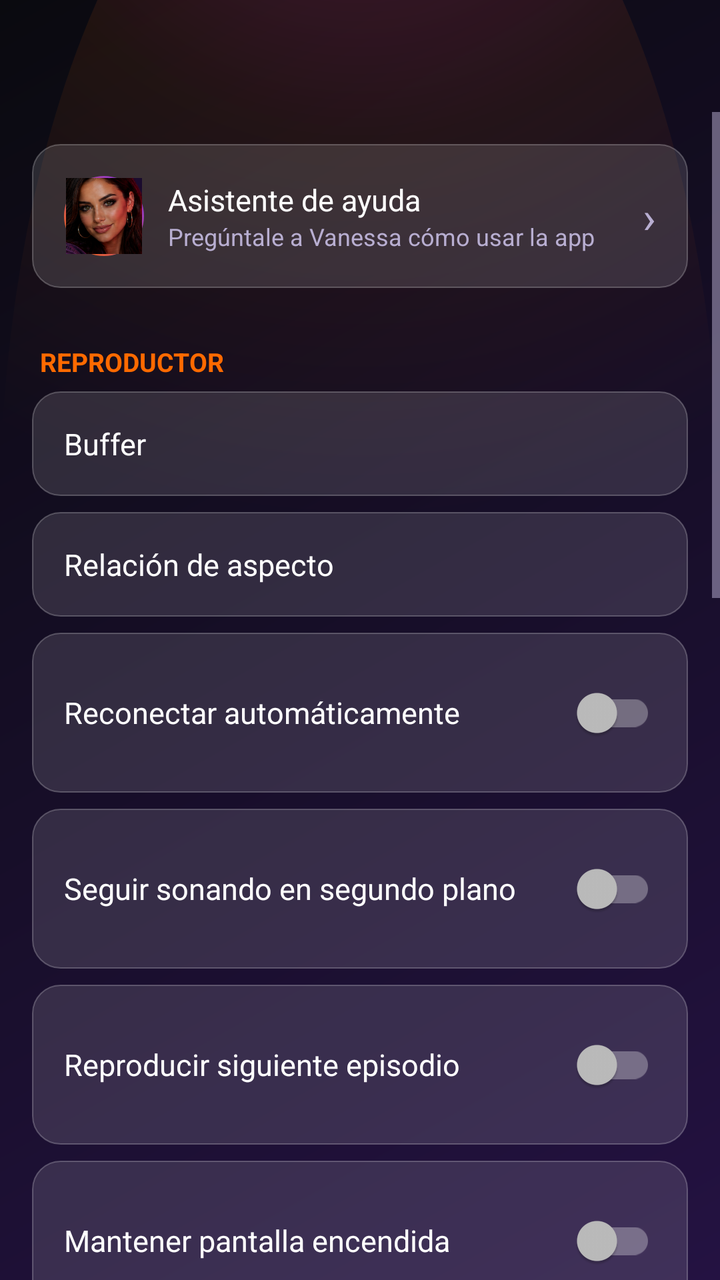
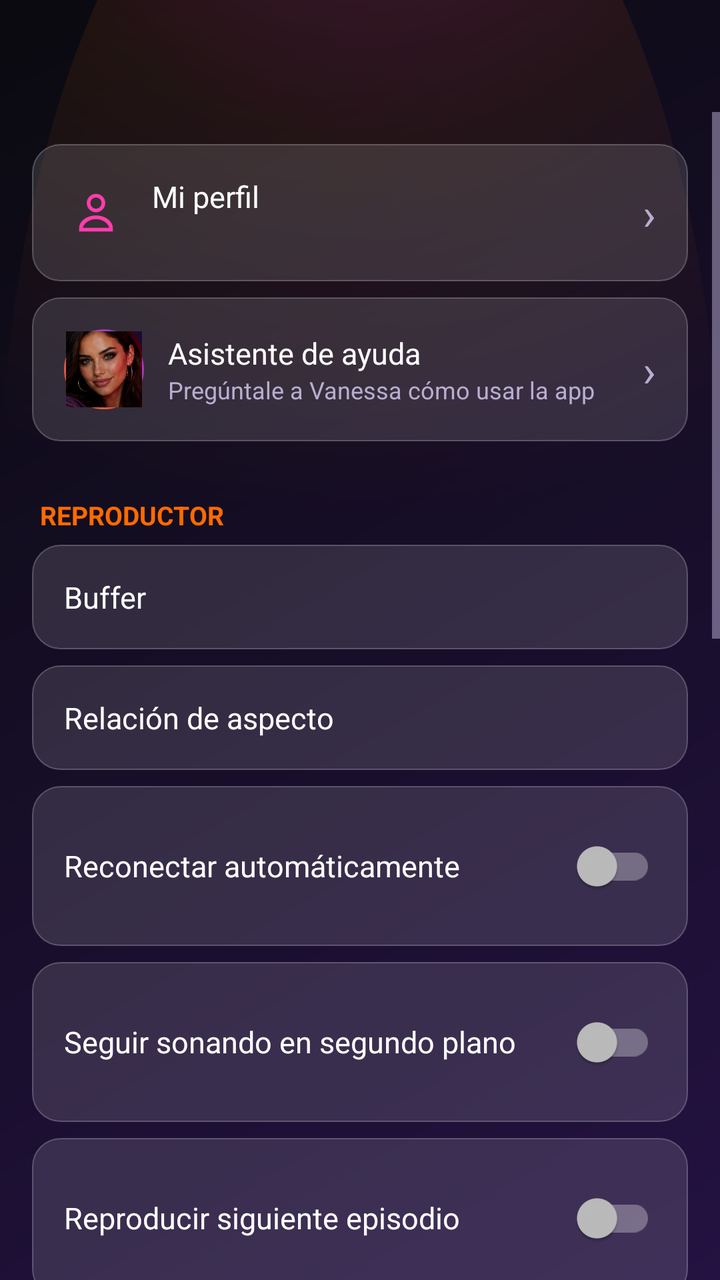

The first picture is an Android layout as it rendered before a commit; the second is the same layout after the commit. The layout source and the unified diff follow.
<!-- AndroidManifest.xml: application theme Theme.MiIPTV -->
<!-- res/layout/activity_settings.xml -->
<?xml version="1.0" encoding="utf-8"?>
<LinearLayout xmlns:android="http://schemas.android.com/apk/res/android"
    android:layout_width="match_parent"
    android:layout_height="match_parent"
    android:orientation="vertical">

    <androidx.appcompat.widget.Toolbar
        android:id="@+id/toolbar"
        android:layout_width="match_parent"
        android:layout_height="?attr/actionBarSize"
        android:background="@android:color/transparent"
        android:title="@string/settings_title"
        android:titleTextColor="@color/text_light"
        android:theme="@style/ThemeOverlay.MaterialComponents.Dark.ActionBar" />

    <ScrollView
        android:layout_width="match_parent"
        android:layout_height="match_parent">

        <LinearLayout
            android:layout_width="match_parent"
            android:layout_height="wrap_content"
            android:orientation="vertical"
            android:padding="16dp">

            
            <LinearLayout android:id="@+id/rowHelp" style="@style/SettingsRow">
                <ImageView
                    android:id="@+id/ivHelpVanessa"
                    android:layout_width="40dp"
                    android:layout_height="40dp"
                    android:layout_marginEnd="12dp"
                    android:background="@drawable/bg_avatar"
                    android:padding="1dp"
                    android:scaleType="centerCrop"
                    android:src="@drawable/img_vanessa_avatar"
                    android:contentDescription="@null" />
                <LinearLayout
                    android:layout_width="0dp"
                    android:layout_height="wrap_content"
                    android:layout_weight="1"
                    android:orientation="vertical">
                    <TextView
                        android:layout_width="wrap_content"
                        android:layout_height="wrap_content"
                        android:text="@string/setting_help"
                        android:textColor="@color/text_light"
                        android:textSize="15sp" />
                    <TextView
                        android:layout_width="wrap_content"
                        android:layout_height="wrap_content"
                        android:text="@string/setting_help_desc"
                        android:textColor="@color/text_muted"
                        android:textSize="12sp" />
                </LinearLayout>
                <TextView
                    android:layout_width="wrap_content"
                    android:layout_height="wrap_content"
                    android:text="›"
                    android:textColor="@color/text_muted"
                    android:textSize="22sp" />
            </LinearLayout>

            
            <TextView style="@style/SettingsHeader" android:text="@string/settings_player" />

            <LinearLayout android:id="@+id/rowBuffer" style="@style/SettingsRow">
                <TextView style="@style/SettingsLabel" android:text="@string/setting_buffer" />
                <TextView android:id="@+id/tvBuffer" style="@style/SettingsValue" />
            </LinearLayout>

            <LinearLayout android:id="@+id/rowAspect" style="@style/SettingsRow">
                <TextView style="@style/SettingsLabel" android:text="@string/setting_aspect" />
                <TextView android:id="@+id/tvAspect" style="@style/SettingsValue" />
            </LinearLayout>

            <LinearLayout android:id="@+id/rowReconnect" style="@style/SettingsRow">
                <TextView style="@style/SettingsLabel" android:text="@string/setting_reconnect" />
                <androidx.appcompat.widget.SwitchCompat
                    android:id="@+id/swReconnect"
                    android:layout_width="wrap_content"
                    android:layout_height="wrap_content" />
            </LinearLayout>

            <LinearLayout android:id="@+id/rowBackground" style="@style/SettingsRow">
                <TextView style="@style/SettingsLabel" android:text="@string/setting_background" />
                <androidx.appcompat.widget.SwitchCompat
                    android:id="@+id/swBackground"
                    android:layout_width="wrap_content"
                    android:layout_height="wrap_content" />
            </LinearLayout>

            <LinearLayout android:id="@+id/rowAutoNext" style="@style/SettingsRow">
                <TextView style="@style/SettingsLabel" android:text="@string/setting_autoplay_next" />
                <androidx.appcompat.widget.SwitchCompat
                    android:id="@+id/swAutoNext"
                    android:layout_width="wrap_content"
                    android:layout_height="wrap_content" />
            </LinearLayout>

            <LinearLayout android:id="@+id/rowScreenOn" style="@style/SettingsRow">
                <TextView style="@style/SettingsLabel" android:text="@string/setting_screen_on" />
                <androidx.appcompat.widget.SwitchCompat
                    android:id="@+id/swScreenOn"
                    android:layout_width="wrap_content"
                    android:layout_height="wrap_content" />
            </LinearLayout>

            <LinearLayout android:id="@+id/rowDeviceMode" style="@style/SettingsRow">
                <TextView style="@style/SettingsLabel" android:text="@string/setting_device_mode" />
                <TextView android:id="@+id/tvDeviceMode" style="@style/SettingsValue" />
            </LinearLayout>

            
            <LinearLayout android:id="@+id/rowSwitchProfile" style="@style/SettingsRow">
                <ImageView
                    android:layout_width="32dp"
                    android:layout_height="32dp"
                    android:layout_marginEnd="12dp"
                    android:src="@drawable/ic_account"
                    android:tint="@color/brand_primary"
                    android:scaleType="centerInside"
                    android:contentDescription="@null" />
                <LinearLayout
                    android:layout_width="0dp"
                    android:layout_height="wrap_content"
                    android:layout_weight="1"
                    android:orientation="vertical">
                    <TextView
                        android:layout_width="wrap_content"
                        android:layout_height="wrap_content"
                        android:text="@string/profile_manage"
                        android:textColor="@color/text_light"
                        android:textSize="15sp" />
                    <TextView
                        android:layout_width="wrap_content"
                        android:layout_height="wrap_content"
                        android:text="@string/profile_manage_desc"
                        android:textColor="@color/text_muted"
                        android:textSize="12sp" />
                </LinearLayout>
                <TextView
                    android:layout_width="wrap_content"
                    android:layout_height="wrap_content"
                    android:text="›"
                    android:textColor="@color/text_muted"
                    android:textSize="22sp" />
            </LinearLayout>

            
            <TextView style="@style/SettingsHeader" android:text="@string/settings_content" />

            <Button
                android:id="@+id/btnRefreshCatalog"
                android:layout_width="match_parent"
                android:layout_height="wrap_content"
                android:layout_marginBottom="8dp"
                android:background="@drawable/bg_button_gradient"
                android:textColor="@color/text_light"
                android:text="@string/setting_refresh_action" />

            
            <LinearLayout
                android:id="@+id/rowRefresh"
                android:layout_width="match_parent"
                android:layout_height="wrap_content"
                android:orientation="horizontal"
                android:background="@drawable/bg_glass_card"
                android:layout_marginBottom="8dp"
                android:focusable="true"
                android:clickable="true">

                
                <LinearLayout
                    android:layout_width="0dp"
                    android:layout_height="wrap_content"
                    android:layout_weight="1"
                    android:orientation="vertical"
                    android:gravity="center"
                    android:paddingTop="16dp"
                    android:paddingBottom="16dp"
                    android:paddingStart="8dp"
                    android:paddingEnd="8dp">
                    <TextView
                        android:id="@+id/tvCatalogLive"
                        android:layout_width="wrap_content"
                        android:layout_height="wrap_content"
                        android:textColor="@color/brand_primary"
                        android:textSize="22sp"
                        android:textStyle="bold"
                        android:text="—" />
                    <TextView
                        android:layout_width="wrap_content"
                        android:layout_height="wrap_content"
                        android:layout_marginTop="2dp"
                        android:text="📺 Canales"
                        android:textColor="@color/text_muted"
                        android:textSize="11sp" />
                </LinearLayout>

                
                <View
                    android:layout_width="0.6dp"
                    android:layout_height="match_parent"
                    android:background="@color/glass_border" />

                
                <LinearLayout
                    android:layout_width="0dp"
                    android:layout_height="wrap_content"
                    android:layout_weight="1"
                    android:orientation="vertical"
                    android:gravity="center"
                    android:paddingTop="16dp"
                    android:paddingBottom="16dp"
                    android:paddingStart="8dp"
                    android:paddingEnd="8dp">
                    <TextView
                        android:id="@+id/tvCatalogMovies"
                        android:layout_width="wrap_content"
                        android:layout_height="wrap_content"
                        android:textColor="@color/brand_accent"
                        android:textSize="22sp"
                        android:textStyle="bold"
                        android:text="—" />
                    <TextView
                        android:layout_width="wrap_content"
                        android:layout_height="wrap_content"
                        android:layout_marginTop="2dp"
                        android:text="🎬 Películas"
                        android:textColor="@color/text_muted"
                        android:textSize="11sp" />
                </LinearLayout>

                
                <View
                    android:layout_width="0.6dp"
                    android:layout_height="match_parent"
                    android:background="@color/glass_border" />

                
                <LinearLayout
                    android:layout_width="0dp"
                    android:layout_height="wrap_content"
                    android:layout_weight="1"
                    android:orientation="vertical"
                    android:gravity="center"
                    android:paddingTop="16dp"
                    android:paddingBottom="16dp"
                    android:paddingStart="8dp"
                    android:paddingEnd="8dp">
                    <TextView
                        android:id="@+id/tvCatalogSeries"
                        android:layout_width="wrap_content"
                        android:layout_height="wrap_content"
                        android:textColor="@color/brand_purple"
                        android:textSize="22sp"
                        android:textStyle="bold"
                        android:text="—" />
                    <TextView
                        android:layout_width="wrap_content"
                        android:layout_height="wrap_content"
                        android:layout_marginTop="2dp"
                        android:text="🎭 Series"
                        android:textColor="@color/text_muted"
                        android:textSize="11sp" />
                </LinearLayout>

            </LinearLayout>

            <LinearLayout android:id="@+id/rowClearCache" style="@style/SettingsRow">
                <TextView style="@style/SettingsLabel" android:text="@string/setting_clear_cache" />
            </LinearLayout>

            
            <TextView style="@style/SettingsHeader" android:text="@string/settings_account" />

            
            <LinearLayout style="@style/SettingsRow">
                <TextView
                    android:id="@+id/tvServer"
                    android:layout_width="match_parent"
                    android:layout_height="wrap_content"
                    android:textColor="@color/text_light"
                    android:textSize="14sp" />
            </LinearLayout>

            
            <TextView
                android:id="@+id/tvAccountCount"
                android:layout_width="0dp"
                android:layout_height="0dp"
                android:visibility="gone" />

            
            <LinearLayout android:id="@+id/rowUpdate" style="@style/SettingsRow">
                <TextView style="@style/SettingsLabel" android:text="@string/setting_update" />
                <TextView android:id="@+id/tvUpdateState" style="@style/SettingsValue" />
            </LinearLayout>

            
            <LinearLayout android:id="@+id/rowCrashLog" style="@style/SettingsRow">
                <TextView style="@style/SettingsLabel" android:text="@string/setting_crash_log" />
                <TextView android:id="@+id/tvCrashLogState" style="@style/SettingsValue" />
            </LinearLayout>

            
            <LinearLayout android:id="@+id/rowDataSync" style="@style/SettingsRow">
                <TextView style="@style/SettingsLabel" android:text="@string/setting_data_sync" />
                <TextView android:id="@+id/tvDataSyncState" style="@style/SettingsValue" />
            </LinearLayout>

            <Button
                android:id="@+id/btnLogout"
                android:layout_width="match_parent"
                android:layout_height="wrap_content"
                android:layout_marginTop="24dp"
                android:background="@drawable/bg_button_gradient"
                android:textColor="@color/text_light"
                android:text="@string/setting_logout" />

            <TextView
                android:id="@+id/tvVersion"
                android:layout_width="match_parent"
                android:layout_height="wrap_content"
                android:layout_marginTop="20dp"
                android:gravity="center"
                android:textColor="@color/text_muted"
                android:textSize="12sp" />

        </LinearLayout>
    </ScrollView>
</LinearLayout>
<!-- resources referenced by this layout -->
<resources>
  <color name="brand_accent">#FF6A00</color>
  <color name="brand_primary">#FF3CAC</color>
  <color name="brand_purple">#7B2FF7</color>
  <color name="glass_border">#3DFFFFFF</color>
  <color name="text_light">#FFFFFF</color>
  <color name="text_muted">#B8AED1</color>
  <string name="profile_manage">Mi perfil</string>
  <string name="profile_manage_desc">Perfiles, apariencia, cuenta y audio</string>
  <string name="setting_aspect">Relación de aspecto</string>
  <string name="setting_autoplay_next">Reproducir siguiente episodio</string>
  <string name="setting_background">Seguir sonando en segundo plano</string>
  <string name="setting_buffer">Buffer</string>
  <string name="setting_clear_cache">Vaciar caché de imágenes</string>
  <string name="setting_crash_log">Código de errores</string>
  <string name="setting_data_sync">Copia de seguridad</string>
  <string name="setting_device_mode">Modo de pantalla</string>
  <string name="setting_help">Asistente de ayuda</string>
  <string name="setting_help_desc">Pregúntale a Vanessa cómo usar la app</string>
  <string name="setting_logout">Cerrar sesión</string>
  <string name="setting_reconnect">Reconectar automáticamente</string>
  <string name="setting_refresh_action">Actualizar</string>
  <string name="setting_screen_on">Mantener pantalla encendida</string>
  <string name="setting_update">Buscar actualizaciones</string>
  <string name="settings_account">Cuenta</string>
  <string name="settings_content">Contenido</string>
  <string name="settings_player">Reproductor</string>
  <string name="settings_title">Ajustes del sistema</string>
  <style name="SettingsLabel">
          <item name="android:layout_width">0dp</item>
          <item name="android:layout_height">wrap_content</item>
          <item name="android:layout_weight">1</item>
          <item name="android:textColor">@color/text_light</item>
          <item name="android:textSize">15sp</item>
      </style>
  <style name="SettingsValue">
          <item name="android:layout_width">wrap_content</item>
          <item name="android:layout_height">wrap_content</item>
          <item name="android:textColor">@color/text_muted</item>
          <item name="android:textSize">14sp</item>
      </style>
  <color name="glass_card">#20FFFFFF</color>
  <color name="background_dark">#0A0A0F</color>
  <color name="brand_primary_dark">#1A0B2E</color>
  <!-- drawable bg_screen (drawable) -->
  <?xml version="1.0" encoding="utf-8"?>
  <layer-list xmlns:android="http://schemas.android.com/apk/res/android">
      <item android:drawable="@drawable/bg_app_gradient" />
      <item android:drawable="@drawable/bg_glow_top" android:top="-120dp" />
  </layer-list>
  <!-- drawable bg_dialog (drawable) -->
  <?xml version="1.0" encoding="utf-8"?>
  <shape xmlns:android="http://schemas.android.com/apk/res/android"
      android:shape="rectangle">
      <solid android:color="@color/dialog_bg" />
      <corners android:radius="16dp" />
      <stroke android:width="1dp" android:color="@color/glass_border" />
  </shape>
  <style name="DialogButtonFramework" parent="android:Widget.Material.Button.Borderless">
          <item name="android:textColor">@color/text_light</item>
          <item name="android:textStyle">bold</item>
      </style>
  <color name="dialog_bg">#1B1230</color>
  <style name="DialogButton" parent="Widget.MaterialComponents.Button.TextButton.Dialog">
          <item name="android:textColor">@color/text_light</item>
          <item name="android:textStyle">bold</item>
          <item name="rippleColor">@color/brand_primary</item>
      </style>
  <color name="background_gradient_start">#241242</color>
  <color name="background_gradient_end">#0A0A0F</color>
  <!-- unchanged entries left out for length: 11 -->
</resources>

<!-- the commit's change to res/layout/activity_settings.xml (unified diff, before → after) -->
@@ -22,6 +22,42 @@
             android:layout_height="wrap_content"
             android:orientation="vertical"
             android:padding="16dp">
+
+            
+            <LinearLayout android:id="@+id/rowSwitchProfile" style="@style/SettingsRow">
+                <ImageView
+                    android:layout_width="32dp"
+                    android:layout_height="32dp"
+                    android:layout_marginEnd="12dp"
+                    android:src="@drawable/ic_account"
+                    android:tint="@color/brand_primary"
+                    android:scaleType="centerInside"
+                    android:contentDescription="@null" />
+                <LinearLayout
+                    android:layout_width="0dp"
+                    android:layout_height="wrap_content"
+                    android:layout_weight="1"
+                    android:orientation="vertical">
+                    <TextView
+                        android:layout_width="wrap_content"
+                        android:layout_height="wrap_content"
+                        android:text="@string/profile_manage"
+                        android:textColor="@color/text_light"
+                        android:textSize="15sp" />
+                    <TextView
+                        android:id="@+id/tvServer"
+                        android:layout_width="wrap_content"
+                        android:layout_height="wrap_content"
+                        android:textColor="@color/text_muted"
+                        android:textSize="12sp" />
+                </LinearLayout>
+                <TextView
+                    android:layout_width="wrap_content"
+                    android:layout_height="wrap_content"
+                    android:text="›"
+                    android:textColor="@color/text_muted"
+                    android:textSize="22sp" />
+            </LinearLayout>
 
             
             <LinearLayout android:id="@+id/rowHelp" style="@style/SettingsRow">
@@ -112,42 +148,6 @@
             </LinearLayout>
 
             
-            <LinearLayout android:id="@+id/rowSwitchProfile" style="@style/SettingsRow">
-                <ImageView
-                    android:layout_width="32dp"
-                    android:layout_height="32dp"
-                    android:layout_marginEnd="12dp"
-                    android:src="@drawable/ic_account"
-                    android:tint="@color/brand_primary"
-                    android:scaleType="centerInside"
-                    android:contentDescription="@null" />
-                <LinearLayout
-                    android:layout_width="0dp"
-                    android:layout_height="wrap_content"
-                    android:layout_weight="1"
-                    android:orientation="vertical">
-                    <TextView
-                        android:layout_width="wrap_content"
-                        android:layout_height="wrap_content"
-                        android:text="@string/profile_manage"
-                        android:textColor="@color/text_light"
-                        android:textSize="15sp" />
-                    <TextView
-                        android:layout_width="wrap_content"
-                        android:layout_height="wrap_content"
-                        android:text="@string/profile_manage_desc"
-                        android:textColor="@color/text_muted"
-                        android:textSize="12sp" />
-                </LinearLayout>
-                <TextView
-                    android:layout_width="wrap_content"
-                    android:layout_height="wrap_content"
-                    android:text="›"
-                    android:textColor="@color/text_muted"
-                    android:textSize="22sp" />
-            </LinearLayout>
-
-            
             <TextView style="@style/SettingsHeader" android:text="@string/settings_content" />
 
             <Button
@@ -268,22 +268,68 @@
 
             </LinearLayout>
 
-            <LinearLayout android:id="@+id/rowClearCache" style="@style/SettingsRow">
-                <TextView style="@style/SettingsLabel" android:text="@string/setting_clear_cache" />
+            
+            <LinearLayout
+                android:layout_width="match_parent"
+                android:layout_height="wrap_content"
+                android:orientation="horizontal"
+                android:background="@drawable/bg_glass_card"
+                android:layout_marginBottom="8dp">
+
+                <LinearLayout
+                    android:id="@+id/rowClearCache"
+                    android:layout_width="0dp"
+                    android:layout_height="wrap_content"
+                    android:layout_weight="1"
+                    android:orientation="horizontal"
+                    android:gravity="center_vertical"
+                    android:padding="14dp"
+                    android:focusable="true"
+                    android:clickable="true">
+                    <TextView
+                        android:layout_width="0dp"
+                        android:layout_height="wrap_content"
+                        android:layout_weight="1"
+                        android:text="@string/setting_clear_cache"
+                        android:textColor="@color/text_light"
+                        android:textSize="14sp" />
+                </LinearLayout>
+
+                <View
+                    android:layout_width="0.6dp"
+                    android:layout_height="match_parent"
+                    android:background="@color/glass_border" />
+
+                <LinearLayout
+                    android:id="@+id/rowCrashLog"
+                    android:layout_width="0dp"
+                    android:layout_height="wrap_content"
+                    android:layout_weight="1"
+                    android:orientation="horizontal"
+                    android:gravity="center_vertical"
+                    android:padding="14dp"
+                    android:focusable="true"
+                    android:clickable="true">
+                    <TextView
+                        android:layout_width="0dp"
+                        android:layout_height="wrap_content"
+                        android:layout_weight="1"
+                        android:text="@string/setting_crash_log"
+                        android:textColor="@color/text_light"
+                        android:textSize="14sp" />
+                    <TextView
+                        android:id="@+id/tvCrashLogState"
+                        android:layout_width="wrap_content"
+                        android:layout_height="wrap_content"
+                        android:textColor="@color/text_muted"
+                        android:textSize="13sp"
+                        android:layout_marginStart="4dp" />
+                </LinearLayout>
+
             </LinearLayout>
 
             
             <TextView style="@style/SettingsHeader" android:text="@string/settings_account" />
-
-            
-            <LinearLayout style="@style/SettingsRow">
-                <TextView
-                    android:id="@+id/tvServer"
-                    android:layout_width="match_parent"
-                    android:layout_height="wrap_content"
-                    android:textColor="@color/text_light"
-                    android:textSize="14sp" />
-            </LinearLayout>
 
             
             <TextView
@@ -299,12 +345,6 @@
             </LinearLayout>
 
             
-            <LinearLayout android:id="@+id/rowCrashLog" style="@style/SettingsRow">
-                <TextView style="@style/SettingsLabel" android:text="@string/setting_crash_log" />
-                <TextView android:id="@+id/tvCrashLogState" style="@style/SettingsValue" />
-            </LinearLayout>
-
-            
             <LinearLayout android:id="@+id/rowDataSync" style="@style/SettingsRow">
                 <TextView style="@style/SettingsLabel" android:text="@string/setting_data_sync" />
                 <TextView android:id="@+id/tvDataSyncState" style="@style/SettingsValue" />
<!-- resource entries referenced after the edit -->
@@ -7,7 +7,6 @@
   <color name="text_light">#FFFFFF</color>
   <color name="text_muted">#B8AED1</color>
   <string name="profile_manage">Mi perfil</string>
-  <string name="profile_manage_desc">Perfiles, apariencia, cuenta y audio</string>
   <string name="setting_aspect">Relación de aspecto</string>
   <string name="setting_autoplay_next">Reproducir siguiente episodio</string>
   <string name="setting_background">Seguir sonando en segundo plano</string>
@@ -22,7 +21,7 @@
   <string name="setting_reconnect">Reconectar automáticamente</string>
   <string name="setting_refresh_action">Actualizar</string>
   <string name="setting_screen_on">Mantener pantalla encendida</string>
-  <string name="setting_update">Buscar actualizaciones</string>
+  <string name="setting_update">Buscar actualización manual</string>
   <string name="settings_account">Cuenta</string>
   <string name="settings_content">Contenido</string>
   <string name="settings_player">Reproductor</string>
